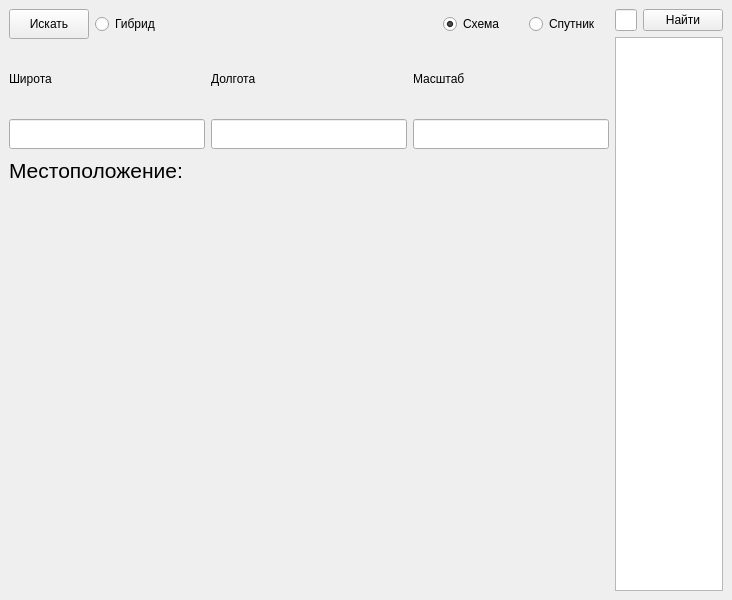
Ipopuk/Smart_Buyok, file buyokapp/ui/design.ui: the form before one commit.
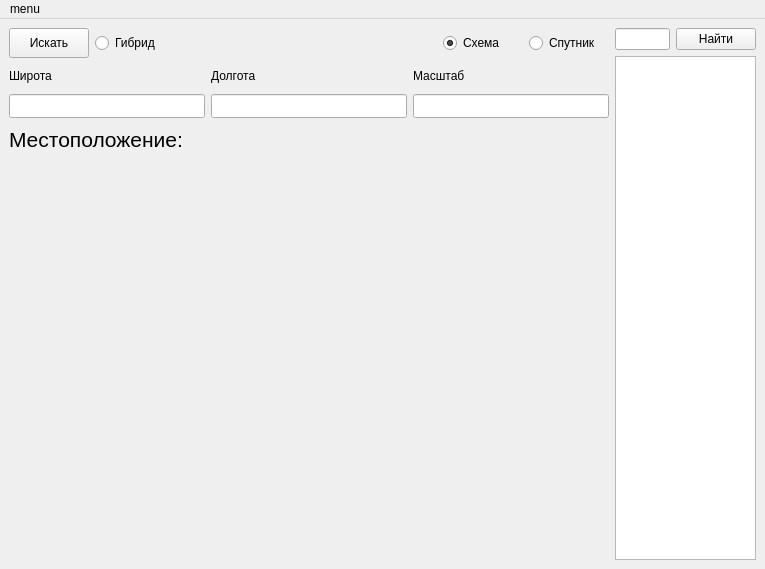
The form after the commit.

```diff
--- a/buyokapp/ui/design.ui
+++ b/buyokapp/ui/design.ui
@@ -6,8 +6,8 @@
    <rect>
     <x>0</x>
     <y>0</y>
-    <width>618</width>
-    <height>600</height>
+    <width>765</width>
+    <height>569</height>
    </rect>
   </property>
   <property name="maximumSize">
@@ -212,6 +212,34 @@
     </item>
    </layout>
   </widget>
+  <widget class="QMenuBar" name="menuBar">
+   <property name="geometry">
+    <rect>
+     <x>0</x>
+     <y>0</y>
+     <width>765</width>
+     <height>21</height>
+    </rect>
+   </property>
+   <widget class="QMenu" name="menudepth_map">
+    <property name="title">
+     <string>menu</string>
+    </property>
+    <addaction name="actiondepth_map"/>
+    <addaction name="actiondepth_map_2"/>
+   </widget>
+   <addaction name="menudepth_map"/>
+  </widget>
+  <action name="actiondepth_map">
+   <property name="text">
+    <string>main</string>
+   </property>
+  </action>
+  <action name="actiondepth_map_2">
+   <property name="text">
+    <string>depth map</string>
+   </property>
+  </action>
  </widget>
  <resources/>
  <connections/>
```
